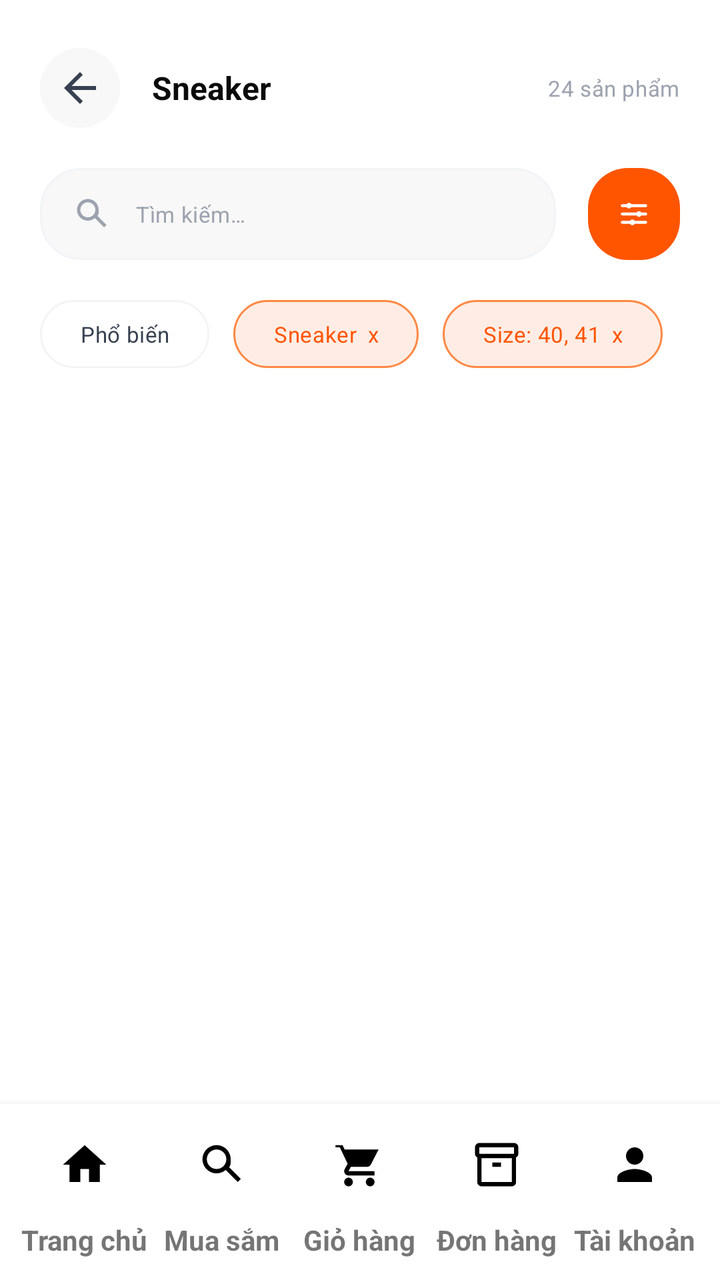
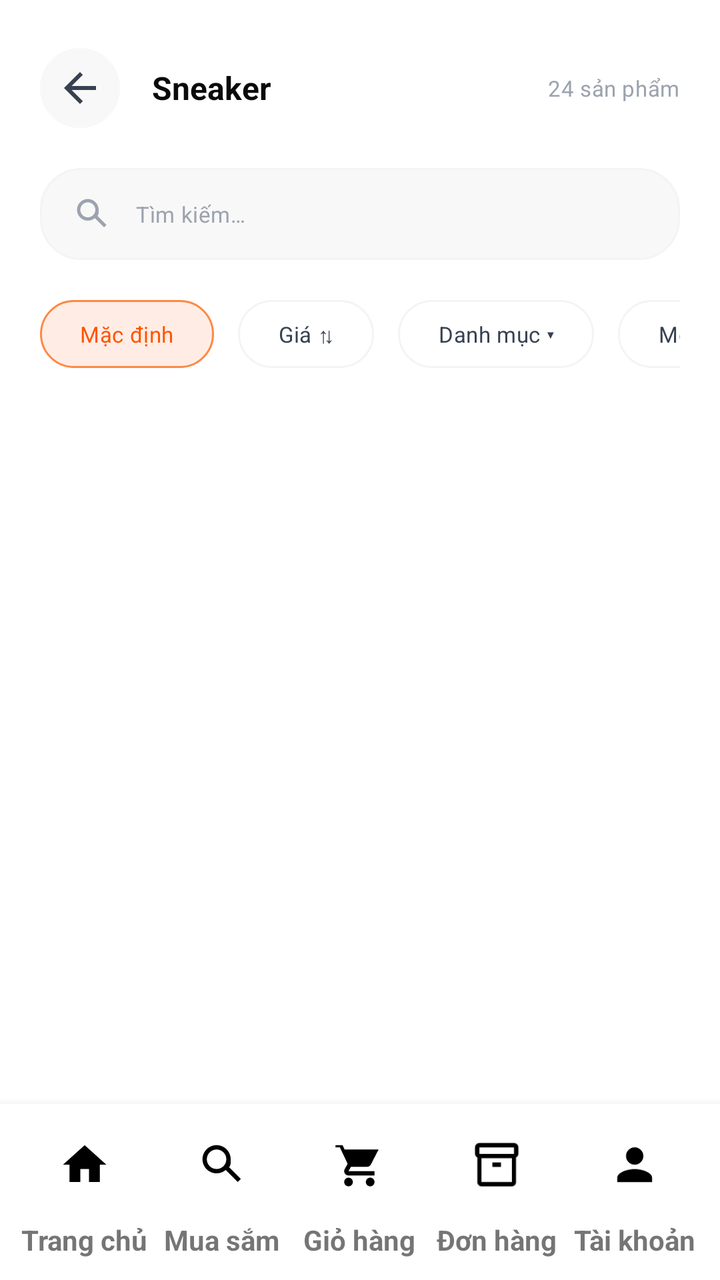

An Android layout rendered at two revisions. The XML below is the earlier revision; the diff shows what the commit changed to produce the second picture.
<!-- AndroidManifest.xml: application theme Theme.SoleStep -->
<!-- res/layout/activity_catalog.xml -->
<?xml version="1.0" encoding="utf-8"?>
<androidx.constraintlayout.widget.ConstraintLayout xmlns:android="http://schemas.android.com/apk/res/android"
    xmlns:app="http://schemas.android.com/apk/res-auto"
    xmlns:tools="http://schemas.android.com/tools"
    android:id="@+id/main"
    android:layout_width="match_parent"
    android:layout_height="match_parent"
    android:background="@color/bg_primary"
    tools:context=".user.CatalogActivity">

    <ScrollView
        android:id="@+id/catalog_scroll"
        android:layout_width="0dp"
        android:layout_height="0dp"
        android:overScrollMode="never"
        app:layout_constraintBottom_toTopOf="@id/bottom_navigation"
        app:layout_constraintEnd_toEndOf="parent"
        app:layout_constraintStart_toStartOf="parent"
        app:layout_constraintTop_toTopOf="parent">

        <LinearLayout
            android:layout_width="match_parent"
            android:layout_height="wrap_content"
            android:orientation="vertical"
            android:paddingStart="@dimen/space_screen_horizontal"
            android:paddingTop="@dimen/space_10"
            android:paddingEnd="@dimen/space_screen_horizontal"
            android:paddingBottom="@dimen/space_16">

            <LinearLayout
                android:id="@+id/catalog_header"
                android:layout_width="match_parent"
                android:layout_height="48dp"
                android:gravity="center_vertical"
                android:orientation="horizontal">

                <ImageButton
                    android:id="@+id/back_button"
                    android:layout_width="@dimen/btn_icon_size"
                    android:layout_height="@dimen/btn_icon_size"
                    android:background="@drawable/bg_home_notification"
                    android:contentDescription="@string/action_back"
                    android:padding="@dimen/space_8"
                    android:src="@drawable/ic_arrow_back"
                    android:tint="@color/text_secondary" />

                <TextView
                    android:id="@+id/catalog_title_text"
                    android:layout_width="0dp"
                    android:layout_height="wrap_content"
                    android:layout_marginStart="@dimen/space_8"
                    android:layout_weight="1"
                    android:text="@string/cat_sneakers"
                    android:textAppearance="@style/TextAppearance.SoleStep.Subheading"
                    android:textColor="@color/text_primary" />

                <TextView
                    android:id="@+id/catalog_count_text"
                    android:layout_width="wrap_content"
                    android:layout_height="wrap_content"
                    android:text="24 sản phẩm"
                    android:textAppearance="@style/TextAppearance.SoleStep.BodySmall"
                    android:textColor="@color/text_muted" />
            </LinearLayout>

            <LinearLayout
                android:id="@+id/catalog_search_row"
                android:layout_width="match_parent"
                android:layout_height="46dp"
                android:layout_marginTop="@dimen/space_8"
                android:gravity="center_vertical"
                android:orientation="horizontal">

                <LinearLayout
                    android:layout_width="0dp"
                    android:layout_height="match_parent"
                    android:layout_marginEnd="@dimen/space_8"
                    android:layout_weight="1"
                    android:background="@drawable/bg_home_search"
                    android:gravity="center_vertical"
                    android:orientation="horizontal"
                    android:paddingStart="@dimen/space_8"
                    android:paddingEnd="@dimen/space_8">

                    <ImageView
                        android:layout_width="@dimen/icon_lg"
                        android:layout_height="@dimen/icon_lg"
                        android:contentDescription="@string/action_search"
                        android:src="@drawable/ic_material_search"
                        android:tint="@color/text_muted" />

                    <TextView
                        android:layout_width="0dp"
                        android:layout_height="wrap_content"
                        android:layout_marginStart="@dimen/space_6"
                        android:layout_weight="1"
                        android:text="@string/catalog_search_hint"
                        android:textAppearance="@style/TextAppearance.SoleStep.BodySmall"
                        android:textColor="@color/text_muted" />
                </LinearLayout>

                <FrameLayout
                    android:layout_width="46dp"
                    android:layout_height="46dp"
                    android:background="@drawable/bg_home_category_active">

                    <ImageView
                        android:layout_width="@dimen/icon_lg"
                        android:layout_height="@dimen/icon_lg"
                        android:layout_gravity="center"
                        android:contentDescription="@string/action_filter"
                        android:src="@drawable/ic_filter_sliders"
                        android:tint="@color/brand_white" />
                </FrameLayout>
            </LinearLayout>

            <HorizontalScrollView
                android:id="@+id/catalog_filter_scroll"
                android:layout_width="match_parent"
                android:layout_height="wrap_content"
                android:layout_marginTop="@dimen/space_10"
                android:overScrollMode="never"
                android:scrollbars="none">

                <LinearLayout
                    android:layout_width="wrap_content"
                    android:layout_height="wrap_content"
                    android:orientation="horizontal">

                    <TextView
                        android:layout_width="wrap_content"
                        android:layout_height="34dp"
                        android:background="@drawable/bg_home_brand_chip"
                        android:gravity="center"
                        android:paddingStart="@dimen/space_10"
                        android:paddingEnd="@dimen/space_10"
                        android:text="@string/catalog_sort_popular"
                        android:textAppearance="@style/TextAppearance.SoleStep.BodySmall"
                        android:textColor="@color/text_secondary" />

                    <TextView
                        android:layout_width="wrap_content"
                        android:layout_height="34dp"
                        android:layout_marginStart="@dimen/space_6"
                        android:background="@drawable/bg_catalog_chip_selected"
                        android:gravity="center"
                        android:paddingStart="@dimen/space_10"
                        android:paddingEnd="@dimen/space_10"
                        android:text="Sneaker  x"
                        android:textAppearance="@style/TextAppearance.SoleStep.BodySmall"
                        android:textColor="@color/brand_orange" />

                    <TextView
                        android:layout_width="wrap_content"
                        android:layout_height="34dp"
                        android:layout_marginStart="@dimen/space_6"
                        android:background="@drawable/bg_catalog_chip_selected"
                        android:gravity="center"
                        android:paddingStart="@dimen/space_10"
                        android:paddingEnd="@dimen/space_10"
                        android:text="Size: 40, 41  x"
                        android:textAppearance="@style/TextAppearance.SoleStep.BodySmall"
                        android:textColor="@color/brand_orange" />
                </LinearLayout>
            </HorizontalScrollView>

            <androidx.recyclerview.widget.RecyclerView
                android:id="@+id/catalog_product_grid"
                android:layout_width="match_parent"
                android:layout_height="wrap_content"
                android:layout_marginTop="@dimen/space_10"
                android:nestedScrollingEnabled="false"
                android:overScrollMode="never" />
        </LinearLayout>
    </ScrollView>

    <include
        layout="@layout/view_bottom_navigation"
        android:layout_width="0dp"
        android:layout_height="@dimen/bottom_nav_height"
        app:layout_constraintBottom_toBottomOf="parent"
        app:layout_constraintEnd_toEndOf="parent"
        app:layout_constraintStart_toStartOf="parent" />
</androidx.constraintlayout.widget.ConstraintLayout>
<!-- res/layout/view_bottom_navigation.xml (included above) -->
<?xml version="1.0" encoding="utf-8"?>
<LinearLayout xmlns:android="http://schemas.android.com/apk/res/android"
    android:id="@+id/bottom_navigation"
    android:layout_width="match_parent"
    android:layout_height="@dimen/bottom_nav_height"
    android:background="@color/bg_primary"
    android:elevation="@dimen/elev_bottom_nav"
    android:gravity="center"
    android:orientation="horizontal"
    android:paddingStart="@dimen/space_4"
    android:paddingEnd="@dimen/space_4"
    android:paddingBottom="@dimen/space_4">

    <LinearLayout
        android:layout_width="0dp"
        android:layout_height="match_parent"
        android:layout_weight="1"
        android:clickable="true"
        android:focusable="true"
        android:foreground="?attr/selectableItemBackground"
        android:gravity="center"
        android:orientation="vertical"
        android:tag="home">

        <FrameLayout
            android:layout_width="@dimen/bottom_nav_item_icon_container"
            android:layout_height="@dimen/bottom_nav_item_icon_container"
            android:tag="icon_container">

            <ImageView
                android:layout_width="@dimen/bottom_nav_icon_size"
                android:layout_height="@dimen/bottom_nav_icon_size"
                android:layout_gravity="center"
                android:contentDescription="@string/nav_home"
                android:src="@drawable/ic_material_home"
                android:tag="icon" />
        </FrameLayout>

        <TextView
            android:layout_width="wrap_content"
            android:layout_height="wrap_content"
            android:tag="label"
            android:text="@string/nav_home"
            android:textSize="14sp"
            android:textStyle="bold" />
    </LinearLayout>

    <LinearLayout
        android:layout_width="0dp"
        android:layout_height="match_parent"
        android:layout_weight="1"
        android:clickable="true"
        android:focusable="true"
        android:foreground="?attr/selectableItemBackground"
        android:gravity="center"
        android:orientation="vertical"
        android:tag="search">

        <FrameLayout
            android:layout_width="@dimen/bottom_nav_item_icon_container"
            android:layout_height="@dimen/bottom_nav_item_icon_container"
            android:tag="icon_container">

            <ImageView
                android:layout_width="@dimen/bottom_nav_icon_size"
                android:layout_height="@dimen/bottom_nav_icon_size"
                android:layout_gravity="center"
                android:contentDescription="@string/nav_search"
                android:src="@drawable/ic_material_search"
                android:tag="icon" />
        </FrameLayout>

        <TextView
            android:layout_width="wrap_content"
            android:layout_height="wrap_content"
            android:tag="label"
            android:text="@string/nav_search"
            android:textSize="14sp"
            android:textStyle="bold" />
    </LinearLayout>

    <LinearLayout
        android:layout_width="0dp"
        android:layout_height="match_parent"
        android:layout_weight="1"
        android:clickable="true"
        android:focusable="true"
        android:foreground="?attr/selectableItemBackground"
        android:gravity="center"
        android:orientation="vertical"
        android:tag="cart">

        <FrameLayout
            android:layout_width="@dimen/bottom_nav_item_icon_container"
            android:layout_height="@dimen/bottom_nav_item_icon_container"
            android:tag="icon_container">

            <ImageView
                android:layout_width="@dimen/bottom_nav_icon_size"
                android:layout_height="@dimen/bottom_nav_icon_size"
                android:layout_gravity="center"
                android:contentDescription="@string/nav_cart"
                android:src="@drawable/ic_material_shopping_cart"
                android:tag="icon" />
        </FrameLayout>

        <TextView
            android:layout_width="wrap_content"
            android:layout_height="wrap_content"
            android:tag="label"
            android:text="@string/nav_cart"
            android:textSize="14sp"
            android:textStyle="bold" />
    </LinearLayout>

    <LinearLayout
        android:layout_width="0dp"
        android:layout_height="match_parent"
        android:layout_weight="1"
        android:clickable="true"
        android:focusable="true"
        android:foreground="?attr/selectableItemBackground"
        android:gravity="center"
        android:orientation="vertical"
        android:tag="orders">

        <FrameLayout
            android:layout_width="@dimen/bottom_nav_item_icon_container"
            android:layout_height="@dimen/bottom_nav_item_icon_container"
            android:tag="icon_container">

            <ImageView
                android:layout_width="@dimen/bottom_nav_icon_size"
                android:layout_height="@dimen/bottom_nav_icon_size"
                android:layout_gravity="center"
                android:contentDescription="@string/nav_orders"
                android:src="@drawable/ic_material_inventory_2"
                android:tag="icon" />
        </FrameLayout>

        <TextView
            android:layout_width="wrap_content"
            android:layout_height="wrap_content"
            android:tag="label"
            android:text="@string/nav_orders"
            android:textSize="14sp"
            android:textStyle="bold" />
    </LinearLayout>

    <LinearLayout
        android:layout_width="0dp"
        android:layout_height="match_parent"
        android:layout_weight="1"
        android:clickable="true"
        android:focusable="true"
        android:foreground="?attr/selectableItemBackground"
        android:gravity="center"
        android:orientation="vertical"
        android:tag="profile">

        <FrameLayout
            android:layout_width="@dimen/bottom_nav_item_icon_container"
            android:layout_height="@dimen/bottom_nav_item_icon_container"
            android:tag="icon_container">

            <ImageView
                android:layout_width="@dimen/bottom_nav_icon_size"
                android:layout_height="@dimen/bottom_nav_icon_size"
                android:layout_gravity="center"
                android:contentDescription="@string/nav_profile"
                android:src="@drawable/ic_material_person"
                android:tag="icon" />
        </FrameLayout>

        <TextView
            android:layout_width="wrap_content"
            android:layout_height="wrap_content"
            android:tag="label"
            android:text="@string/nav_profile"
            android:textSize="14sp"
            android:textStyle="bold" />
    </LinearLayout>
</LinearLayout>
<!-- resources referenced by this layout -->
<resources>
  <color name="bg_primary">#FFFFFF</color>
  <color name="brand_orange">#FF5500</color>
  <color name="brand_white">#FFFFFF</color>
  <color name="text_muted">#9CA3AF</color>
  <color name="text_primary">#0A0A0A</color>
  <color name="text_secondary">#374151</color>
  <dimen name="bottom_nav_height">88dp</dimen>
  <dimen name="bottom_nav_icon_size">26dp</dimen>
  <dimen name="btn_icon_size">40dp</dimen>
  <dimen name="elev_bottom_nav">8dp</dimen>
  <dimen name="icon_lg">20dp</dimen>
  <dimen name="space_10">20dp</dimen>
  <dimen name="space_16">32dp</dimen>
  <dimen name="space_4">8dp</dimen>
  <dimen name="space_6">12dp</dimen>
  <dimen name="space_8">16dp</dimen>
  <dimen name="space_screen_horizontal">20dp</dimen>
  <!-- drawable bg_home_category_active (drawable) -->
  <?xml version="1.0" encoding="utf-8"?>
  <shape xmlns:android="http://schemas.android.com/apk/res/android"
      android:shape="rectangle">
      <solid android:color="@color/brand_orange" />
      <corners android:radius="@dimen/radius_xl" />
  </shape>
  <!-- drawable ic_filter_sliders (drawable) -->
  <?xml version="1.0" encoding="utf-8"?>
  <vector xmlns:android="http://schemas.android.com/apk/res/android"
      android:width="24dp"
      android:height="24dp"
      android:viewportWidth="24"
      android:viewportHeight="24">
      <path
          android:fillColor="@android:color/transparent"
          android:pathData="M5,7h14M5,12h14M5,17h14"
          android:strokeColor="@android:color/black"
          android:strokeLineCap="round"
          android:strokeWidth="1.8" />
      <path
          android:fillColor="@android:color/black"
          android:pathData="M9,5.3a1.7,1.7 0,1 0,0 3.4a1.7,1.7 0,0 0,0 -3.4zM15,10.3a1.7,1.7 0,1 0,0 3.4a1.7,1.7 0,0 0,0 -3.4zM11,15.3a1.7,1.7 0,1 0,0 3.4a1.7,1.7 0,0 0,0 -3.4z" />
  </vector>
  <string name="action_back">Back</string>
  <string name="action_filter">Bộ lọc</string>
  <string name="action_search">Tìm kiếm</string>
  <string name="cat_sneakers">Sneaker</string>
  <string name="catalog_search_hint">Tìm kiếm…</string>
  <string name="catalog_sort_popular">Phổ biến</string>
  <string name="nav_cart">Giỏ hàng</string>
  <string name="nav_home">Trang chủ</string>
  <string name="nav_orders">Đơn hàng</string>
  <string name="nav_profile">Tài khoản</string>
  <string name="nav_search">Mua sắm</string>
  <color name="orange_tint_10">#1AFF5500</color>
  <dimen name="radius_pill">999dp</dimen>
  <dimen name="stroke_thin">1dp</dimen>
  <color name="brand_orange_light">#FF8844</color>
  <color name="border_light">#F3F4F6</color>
  <dimen name="radius_xl">20dp</dimen>
  <color name="bg_secondary">#F8F8F8</color>
  <dimen name="font_caption">11sp</dimen>
  <color name="text_tertiary">#6B7280</color>
  <dimen name="font_subheading">16sp</dimen>
  <color name="brand_orange_dark">#CC4400</color>
  <color name="brand_black">#0A0A0A</color>
  <color name="bg_dark_surface_2">#161616</color>
  <color name="status_error">#EF4444</color>
  <dimen name="radius_sm">8dp</dimen>
  <dimen name="radius_lg">16dp</dimen>
  <dimen name="radius_2xl">24dp</dimen>
  <dimen name="font_display">48sp</dimen>
  <dimen name="font_title_large">24sp</dimen>
  <dimen name="font_title">20sp</dimen>
  <dimen name="font_headline">18sp</dimen>
  <dimen name="font_label">14sp</dimen>
  <dimen name="font_body">13sp</dimen>
  <dimen name="font_caption_small">10sp</dimen>
  <dimen name="font_overline">9sp</dimen>
  <dimen name="radius_button">20dp</dimen>
  <dimen name="btn_height_large">52dp</dimen>
  <dimen name="elev_raised">4dp</dimen>
  <color name="border_normal">#E5E7EB</color>
  <dimen name="radius_input">20dp</dimen>
  <color name="text_placeholder">#D1D5DB</color>
  <dimen name="radius_chip">12dp</dimen>
  <dimen name="space_12">24dp</dimen>
  <dimen name="btn_height_tiny">28dp</dimen>
  <dimen name="radius_card">20dp</dimen>
  <dimen name="elev_card">2dp</dimen>
  <dimen name="toolbar_height">56dp</dimen>
  <dimen name="elev_top_bar">4dp</dimen>
  <dimen name="elev_fab">6dp</dimen>
  <!-- unchanged entries left out for length: 33 -->
</resources>

<!-- the commit's change to res/layout/activity_catalog.xml (unified diff, before → after) -->
@@ -63,57 +63,42 @@
                     android:textColor="@color/text_muted" />
             </LinearLayout>
 
+            
             <LinearLayout
                 android:id="@+id/catalog_search_row"
                 android:layout_width="match_parent"
                 android:layout_height="46dp"
                 android:layout_marginTop="@dimen/space_8"
+                android:background="@drawable/bg_home_search"
                 android:gravity="center_vertical"
-                android:orientation="horizontal">
-
-                <LinearLayout
+                android:orientation="horizontal"
+                android:paddingStart="@dimen/space_8"
+                android:paddingEnd="@dimen/space_8">
+
+                <ImageView
+                    android:layout_width="@dimen/icon_lg"
+                    android:layout_height="@dimen/icon_lg"
+                    android:contentDescription="@string/action_search"
+                    android:src="@drawable/ic_material_search"
+                    android:tint="@color/text_muted" />
+
+                <EditText
+                    android:id="@+id/catalog_search_input"
                     android:layout_width="0dp"
                     android:layout_height="match_parent"
-                    android:layout_marginEnd="@dimen/space_8"
+                    android:layout_marginStart="@dimen/space_6"
                     android:layout_weight="1"
-                    android:background="@drawable/bg_home_search"
-                    android:gravity="center_vertical"
-                    android:orientation="horizontal"
-                    android:paddingStart="@dimen/space_8"
-                    android:paddingEnd="@dimen/space_8">
-
-                    <ImageView
-                        android:layout_width="@dimen/icon_lg"
-                        android:layout_height="@dimen/icon_lg"
-                        android:contentDescription="@string/action_search"
-                        android:src="@drawable/ic_material_search"
-                        android:tint="@color/text_muted" />
-
-                    <TextView
-                        android:layout_width="0dp"
-                        android:layout_height="wrap_content"
-                        android:layout_marginStart="@dimen/space_6"
-                        android:layout_weight="1"
-                        android:text="@string/catalog_search_hint"
-                        android:textAppearance="@style/TextAppearance.SoleStep.BodySmall"
-                        android:textColor="@color/text_muted" />
-                </LinearLayout>
-
-                <FrameLayout
-                    android:layout_width="46dp"
-                    android:layout_height="46dp"
-                    android:background="@drawable/bg_home_category_active">
-
-                    <ImageView
-                        android:layout_width="@dimen/icon_lg"
-                        android:layout_height="@dimen/icon_lg"
-                        android:layout_gravity="center"
-                        android:contentDescription="@string/action_filter"
-                        android:src="@drawable/ic_filter_sliders"
-                        android:tint="@color/brand_white" />
-                </FrameLayout>
+                    android:background="@android:color/transparent"
+                    android:hint="@string/catalog_search_hint"
+                    android:imeOptions="actionSearch"
+                    android:inputType="text"
+                    android:maxLines="1"
+                    android:textAppearance="@style/TextAppearance.SoleStep.BodySmall"
+                    android:textColor="@color/text_primary"
+                    android:textColorHint="@color/text_muted" />
             </LinearLayout>
 
+            
             <HorizontalScrollView
                 android:id="@+id/catalog_filter_scroll"
                 android:layout_width="match_parent"
@@ -123,44 +108,61 @@
                 android:scrollbars="none">
 
                 <LinearLayout
+                    android:id="@+id/catalog_sort_chips"
                     android:layout_width="wrap_content"
                     android:layout_height="wrap_content"
                     android:orientation="horizontal">
 
                     <TextView
+                        android:id="@+id/sort_default"
                         android:layout_width="wrap_content"
                         android:layout_height="34dp"
+                        android:background="@drawable/bg_catalog_chip_selected"
+                        android:gravity="center"
+                        android:paddingStart="@dimen/space_10"
+                        android:paddingEnd="@dimen/space_10"
+                        android:text="Mặc định"
+                        android:textAppearance="@style/TextAppearance.SoleStep.BodySmall"
+                        android:textColor="@color/brand_orange" />
+
+                    <TextView
+                        android:id="@+id/sort_price"
+                        android:layout_width="wrap_content"
+                        android:layout_height="34dp"
+                        android:layout_marginStart="@dimen/space_6"
                         android:background="@drawable/bg_home_brand_chip"
                         android:gravity="center"
                         android:paddingStart="@dimen/space_10"
                         android:paddingEnd="@dimen/space_10"
-                        android:text="@string/catalog_sort_popular"
+                        android:text="Giá ⇅"
                         android:textAppearance="@style/TextAppearance.SoleStep.BodySmall"
                         android:textColor="@color/text_secondary" />
 
                     <TextView
+                        android:id="@+id/sort_category"
                         android:layout_width="wrap_content"
                         android:layout_height="34dp"
                         android:layout_marginStart="@dimen/space_6"
-                        android:background="@drawable/bg_catalog_chip_selected"
+                        android:background="@drawable/bg_home_brand_chip"
                         android:gravity="center"
                         android:paddingStart="@dimen/space_10"
                         android:paddingEnd="@dimen/space_10"
-                        android:text="Sneaker  x"
+                        android:text="Danh mục ▾"
                         android:textAppearance="@style/TextAppearance.SoleStep.BodySmall"
-                        android:textColor="@color/brand_orange" />
+                        android:textColor="@color/text_secondary" />
 
                     <TextView
+                        android:id="@+id/sort_newest"
                         android:layout_width="wrap_content"
                         android:layout_height="34dp"
                         android:layout_marginStart="@dimen/space_6"
-                        android:background="@drawable/bg_catalog_chip_selected"
+                        android:background="@drawable/bg_home_brand_chip"
                         android:gravity="center"
                         android:paddingStart="@dimen/space_10"
                         android:paddingEnd="@dimen/space_10"
-                        android:text="Size: 40, 41  x"
+                        android:text="Mới nhất"
                         android:textAppearance="@style/TextAppearance.SoleStep.BodySmall"
-                        android:textColor="@color/brand_orange" />
+                        android:textColor="@color/text_secondary" />
                 </LinearLayout>
             </HorizontalScrollView>
 
@@ -175,6 +177,7 @@
     </ScrollView>
 
     <include
+        android:id="@+id/bottom_navigation"
         layout="@layout/view_bottom_navigation"
         android:layout_width="0dp"
         android:layout_height="@dimen/bottom_nav_height"
<!-- resource entries referenced after the edit -->
@@ -17,36 +17,10 @@
   <dimen name="space_6">12dp</dimen>
   <dimen name="space_8">16dp</dimen>
   <dimen name="space_screen_horizontal">20dp</dimen>
-  <!-- drawable bg_home_category_active (drawable) -->
-  <?xml version="1.0" encoding="utf-8"?>
-  <shape xmlns:android="http://schemas.android.com/apk/res/android"
-      android:shape="rectangle">
-      <solid android:color="@color/brand_orange" />
-      <corners android:radius="@dimen/radius_xl" />
-  </shape>
-  <!-- drawable ic_filter_sliders (drawable) -->
-  <?xml version="1.0" encoding="utf-8"?>
-  <vector xmlns:android="http://schemas.android.com/apk/res/android"
-      android:width="24dp"
-      android:height="24dp"
-      android:viewportWidth="24"
-      android:viewportHeight="24">
-      <path
-          android:fillColor="@android:color/transparent"
-          android:pathData="M5,7h14M5,12h14M5,17h14"
-          android:strokeColor="@android:color/black"
-          android:strokeLineCap="round"
-          android:strokeWidth="1.8" />
-      <path
-          android:fillColor="@android:color/black"
-          android:pathData="M9,5.3a1.7,1.7 0,1 0,0 3.4a1.7,1.7 0,0 0,0 -3.4zM15,10.3a1.7,1.7 0,1 0,0 3.4a1.7,1.7 0,0 0,0 -3.4zM11,15.3a1.7,1.7 0,1 0,0 3.4a1.7,1.7 0,0 0,0 -3.4z" />
-  </vector>
   <string name="action_back">Back</string>
-  <string name="action_filter">Bộ lọc</string>
   <string name="action_search">Tìm kiếm</string>
   <string name="cat_sneakers">Sneaker</string>
   <string name="catalog_search_hint">Tìm kiếm…</string>
-  <string name="catalog_sort_popular">Phổ biến</string>
   <string name="nav_cart">Giỏ hàng</string>
   <string name="nav_home">Trang chủ</string>
   <string name="nav_orders">Đơn hàng</string>
